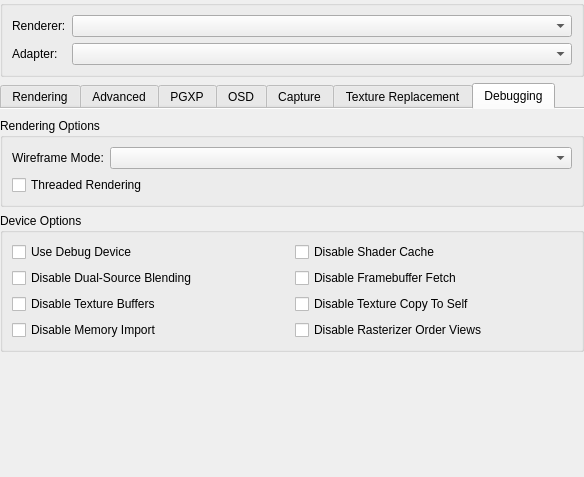
Qt form src/duckstation-qt/graphicssettingswidget.ui (kofxi3584karlayang/duckstation) before a commit.
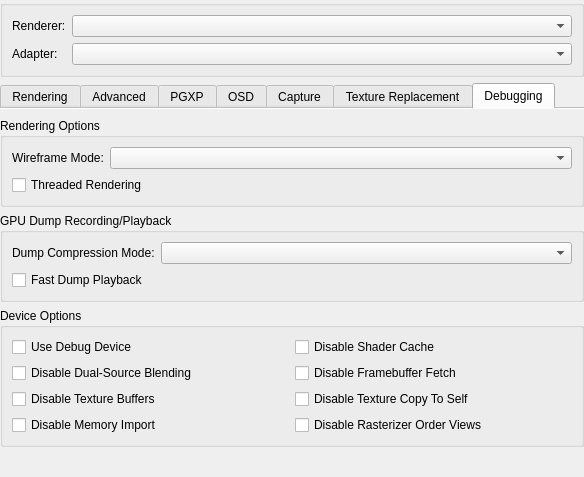
The same form after that commit. The open tabs and pages were chosen to show the change. Icons and pictures are not drawn.

Commit message:
GPUDump: Add GPU dump recording and playback
Implements the specification from:

https://github.com/ps1dev/standards/blob/main/GPUDUMP.md

What changed in the file:
```diff
--- a/src/duckstation-qt/graphicssettingswidget.ui
+++ b/src/duckstation-qt/graphicssettingswidget.ui
@@ -1297,6 +1297,32 @@
          </layout>
         </widget>
        </item>
+       <item>
+        <widget class="QGroupBox" name="gpuDumpGroup">
+         <property name="title">
+          <string>GPU Dump Recording/Playback</string>
+         </property>
+         <layout class="QFormLayout" name="formLayout_12">
+          <item row="0" column="0">
+           <widget class="QLabel" name="groupDumpCompressionModeLabel">
+            <property name="text">
+             <string>Dump Compression Mode:</string>
+            </property>
+           </widget>
+          </item>
+          <item row="0" column="1">
+           <widget class="QComboBox" name="gpuDumpCompressionMode"/>
+          </item>
+          <item row="1" column="0" colspan="2">
+           <widget class="QCheckBox" name="gpuDumpFastReplayMode">
+            <property name="text">
+             <string>Fast Dump Playback</string>
+            </property>
+           </widget>
+          </item>
+         </layout>
+        </widget>
+       </item>
        <item>
         <widget class="QGroupBox" name="groupBox_9">
          <property name="title">
```
The commit also changes 29 other files.
